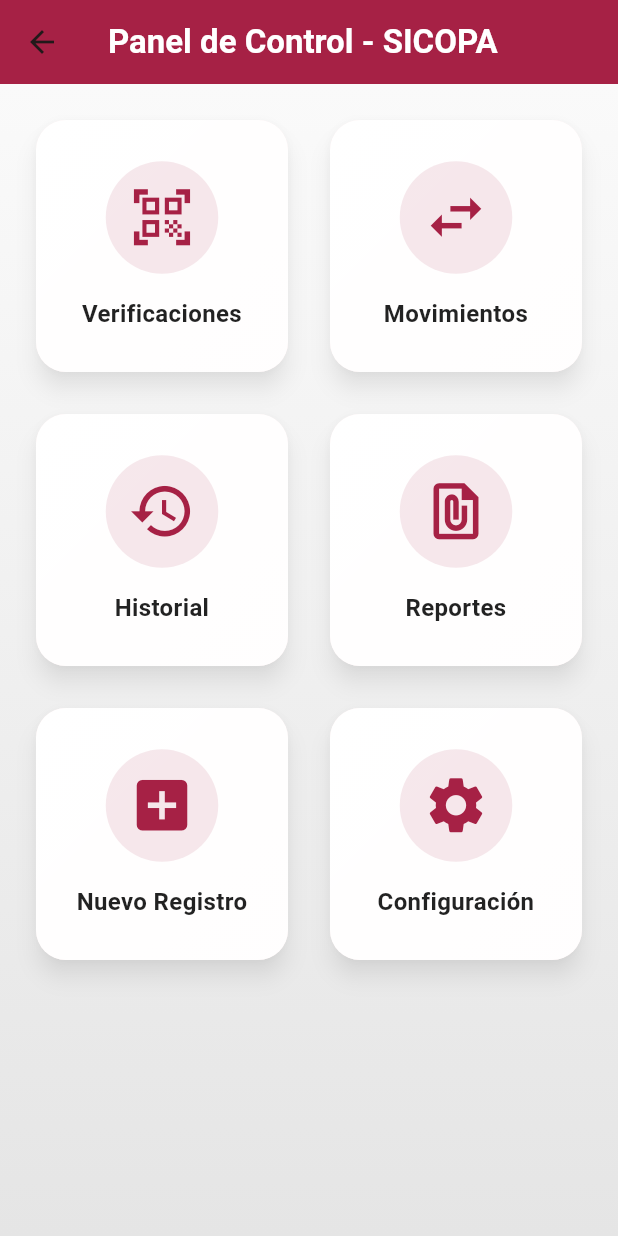
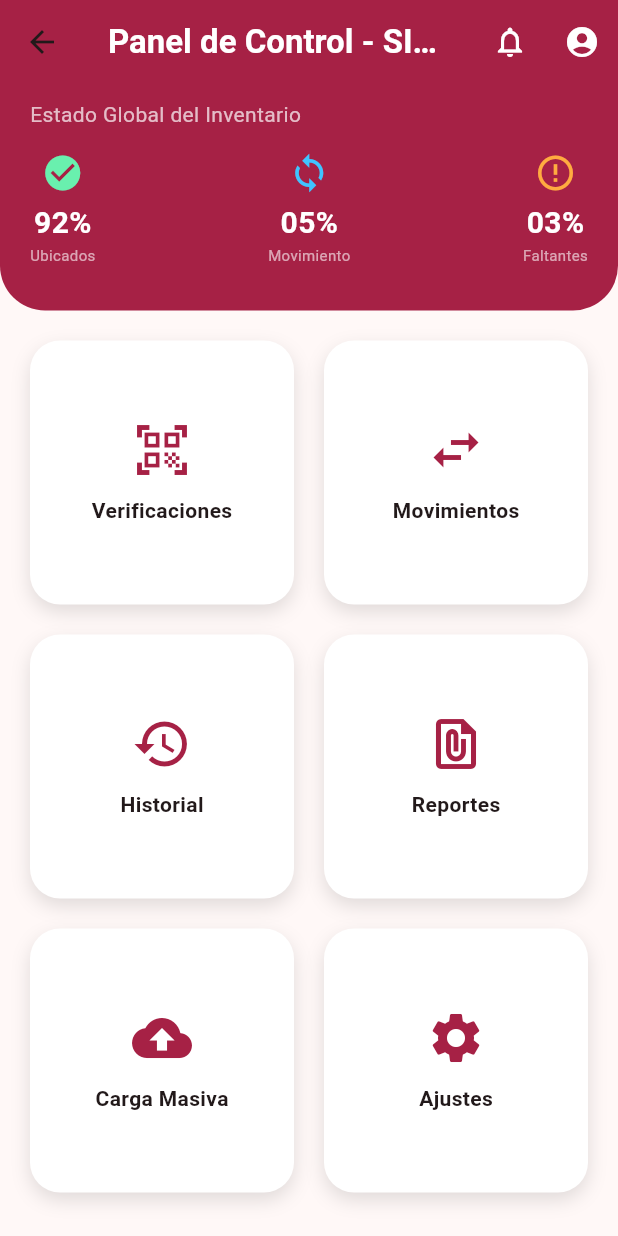
Before and after one commit to Belekh1349/SICOPA-App-Inventarios, a Flutter app: the DashboardScreen screen opened directly, on a phone screen of 412 x 824 dp. Run offline on Flutter 3.47's test engine with Material 3 defaults, Android fonts, the phone set to English and light mode, and no system bars.

Commit message:
Add Auth module, Analytics Dashboard and Asset Detail view

```diff
--- a/lib/dashboard.dart
+++ b/lib/dashboard.dart
@@ -8,78 +8,91 @@
         title: Text("Panel de Control - SICOPA", style: TextStyle(color: Colors.white, fontWeight: FontWeight.bold)),
         backgroundColor: Color(0xFFA62145),
         elevation: 0,
+        actions: [
+          IconButton(icon: Icon(Icons.notifications_none, color: Colors.white), onPressed: () {}),
+          IconButton(icon: Icon(Icons.account_circle, color: Colors.white), onPressed: () {}),
+        ],
       ),
-      body: Container(
-        decoration: BoxDecoration(
-          gradient: LinearGradient(
-            colors: [Color(0xFFFAFAFA), Color(0xFFE5E5E5)],
-            begin: Alignment.topCenter,
-            end: Alignment.bottomCenter,
-          ),
-        ),
-        child: Padding(
+      body: SingleChildScrollView(
+        child: Column(
+          children: [
+            _buildStatisticsHeader(),
+            Padding(
               padding: const EdgeInsets.all(20.0),
               child: GridView.count(
+                shrinkWrap: true,
+                physics: NeverScrollableScrollPhysics(),
                 crossAxisCount: 2,
                 crossAxisSpacing: 20,
                 mainAxisSpacing: 20,
                 children: [
-              _buildMenuCard(context, "Verificaciones", Icons.qr_code_scanner),
-              _buildMenuCard(context, "Movimientos", Icons.swap_horiz),
-              _buildMenuCard(context, "Historial", Icons.history),
-              _buildMenuCard(context, "Reportes", Icons.file_present),
-              _buildMenuCard(context, "Nuevo Registro", Icons.add_box),
-              _buildMenuCard(context, "Configuración", Icons.settings),
+                  _buildMenuCard(context, "Verificaciones", Icons.qr_code_scanner, Colors.blue),
+                  _buildMenuCard(context, "Movimientos", Icons.swap_horiz, Colors.orange),
+                  _buildMenuCard(context, "Historial", Icons.history, Colors.purple),
+                  _buildMenuCard(context, "Reportes", Icons.file_present, Colors.red),
+                  _buildMenuCard(context, "Carga Masiva", Icons.cloud_upload, Colors.teal),
+                  _buildMenuCard(context, "Ajustes", Icons.settings, Colors.blueGrey),
                 ],
               ),
+            ),
+          ],
         ),
       ),
     );
   }
 
-  Widget _buildMenuCard(BuildContext context, String titulo, IconData icon) {
+  Widget _buildStatisticsHeader() {
+    return Container(
+      padding: EdgeInsets.fromLTRB(20, 10, 20, 30),
+      decoration: BoxDecoration(
+        color: Color(0xFFA62145),
+        borderRadius: BorderRadius.only(bottomLeft: Radius.circular(30), bottomRight: Radius.circular(30)),
+      ),
+      child: Column(
+        crossAxisAlignment: CrossAxisAlignment.start,
+        children: [
+          Text("Estado Global del Inventario", style: TextStyle(color: Colors.white70, fontSize: 14)),
+          SizedBox(height: 15),
+          Row(
+            mainAxisAlignment: MainAxisAlignment.spaceBetween,
+            children: [
+              _buildStatItem("92%", "Ubicados", Icons.check_circle, Colors.greenAccent),
+              _buildStatItem("05%", "Movimiento", Icons.sync, Colors.lightBlueAccent),
+              _buildStatItem("03%", "Faltantes", Icons.error_outline, Colors.orangeAccent),
+            ],
+          ),
+        ],
+      ),
+    );
+  }
+
+  Widget _buildStatItem(String val, String label, IconData icon, Color color) {
+    return Column(
+      children: [
+        Icon(icon, color: color, size: 28),
+        SizedBox(height: 5),
+        Text(val, style: TextStyle(color: Colors.white, fontSize: 20, fontWeight: FontWeight.bold)),
+        Text(label, style: TextStyle(color: Colors.white60, fontSize: 10)),
+      ],
+    );
+  }
+
+  Widget _buildMenuCard(BuildContext context, String titulo, IconData icon, Color color) {
     return InkWell(
-      onTap: () {
-        // Lógica de navegación
-      },
-      splashColor: Color(0xFFA62145).withOpacity(0.3),
-      borderRadius: BorderRadius.circular(20),
-      child: Card(
-        elevation: 6,
-        shadowColor: Colors.black38,
-        shape: RoundedRectangleBorder(borderRadius: BorderRadius.circular(20)),
+      onTap: () {},
       child: Container(
         decoration: BoxDecoration(
+          color: Colors.white,
           borderRadius: BorderRadius.circular(20),
-            gradient: LinearGradient(
-              colors: [Colors.white, Colors.white.withOpacity(0.9)],
-              begin: Alignment.topLeft,
-              end: Alignment.bottomRight,
-            ),
+          boxShadow: [BoxShadow(color: Colors.black12, blurRadius: 10, offset: Offset(0, 5))],
         ),
         child: Column(
           mainAxisAlignment: MainAxisAlignment.center,
           children: [
-              Container(
-                padding: EdgeInsets.all(15),
-                decoration: BoxDecoration(
-                  color: Color(0xFFA62145).withOpacity(0.1),
-                  shape: BoxShape.circle,
-                ),
-                child: Icon(icon, size: 45, color: Color(0xFFA62145)),
-              ),
-              SizedBox(height: 15),
-              Text(
-                titulo,
-                textAlign: TextAlign.center,
-                style: TextStyle(
-                  fontSize: 16,
-                  fontWeight: FontWeight.bold,
-                  color: Colors.black87
-                ),
-              ),
+            Icon(icon, size: 40, color: Color(0xFFA62145)),
+            SizedBox(height: 10),
+            Text(titulo, style: TextStyle(fontWeight: FontWeight.bold, fontSize: 14)),
           ],
-          ),
         ),
       ),
     );
```
Also changed, not shown: lib/auth/login_screen.dart (added, +107 -0 lines), lib/widgets/bien_detail_sheet.dart (added, +104 -0 lines). Lines whose indentation alone changed are shown as unchanged.
